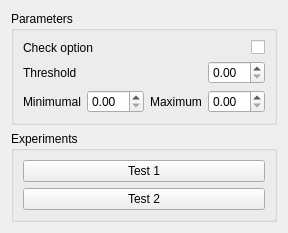
First picture: the form in topo-blend/topo_blend_widget.ui, repository ialhashim/topo-blend, before the edit.
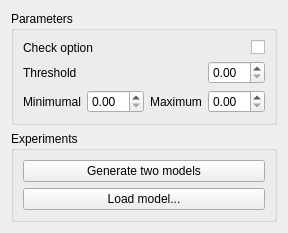
Second picture: the form after the edit.

What changed in the file:
```diff
--- a/topo-blend/topo_blend_widget.ui
+++ b/topo-blend/topo_blend_widget.ui
@@ -82,14 +82,14 @@
       <item row="0" column="0">
        <widget class="QPushButton" name="button1">
         <property name="text">
-         <string>Test 1</string>
+         <string>Generate two models</string>
         </property>
        </widget>
       </item>
       <item row="1" column="0">
        <widget class="QPushButton" name="button2">
         <property name="text">
-         <string>Test 2</string>
+         <string>Load model...</string>
         </property>
        </widget>
       </item>
```
